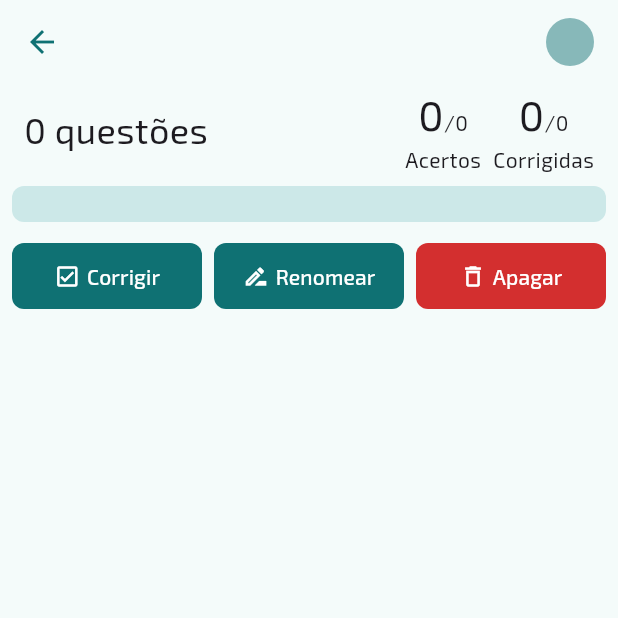
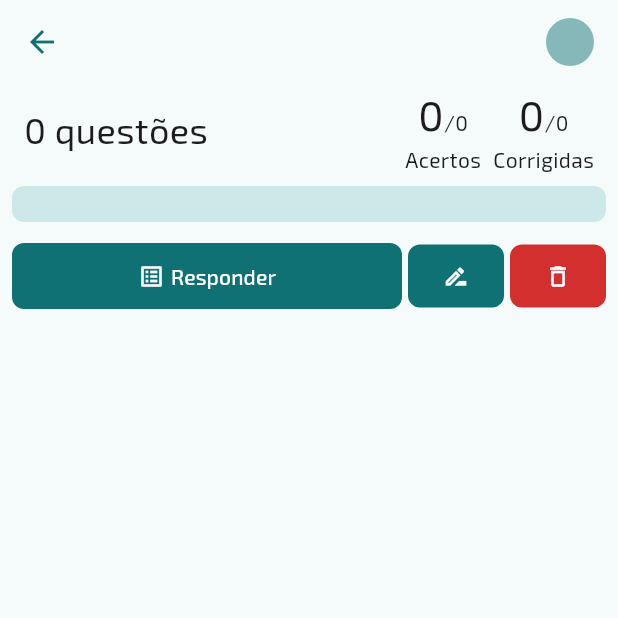
Before and after one commit to br-adriel/flutter-meu-gabarito, a Flutter app: the GabaritoScreen screen opened directly with empty values, after a tap on "Corrigir", on a phone screen of 412 x 824 dp, the top half of it. Run offline on Flutter 3.47's test engine with Material 3 defaults, Android fonts, the phone set to English and light mode, and no system bars; our stand-ins replace cloud_firestore, email_validator, firebase_auth, firebase_core, firebase_storage, flutter_dotenv and 6 more; accounts and stored records are empty; generated files the repository leaves out were written again.

Commit message:
feat: Update GabaritoActions to handle question correction

```diff
--- a/lib/screens/gabarito.dart
+++ b/lib/screens/gabarito.dart
@@ -52,7 +52,7 @@ class GabaritoScreen extends HookWidget {
                     taxaCorrecao: store.gabarito?.porcentagemCorrigidas ?? 0.0,
                   ),
                   const SizedBox(height: 12),
-                  GabaritoActions(store.gabarito!),
+                  GabaritoActions(),
                   const SizedBox(height: 12),
                   ...store.questoes.map((q) => QuestaoCard(q)),
                 ],
--- a/lib/widgets/gabarito_actions.dart
+++ b/lib/widgets/gabarito_actions.dart
@@ -1,7 +1,6 @@
 import 'package:flutter/material.dart';
 import 'package:flutter_hooks/flutter_hooks.dart';
 import 'package:flutter_mobx/flutter_mobx.dart';
-import 'package:meu_gabarito/classes/gabarito.dart';
 import 'package:meu_gabarito/store/gabaritos/gabaritos.dart';
 import 'package:meu_gabarito/store/main.dart';
 import 'package:meu_gabarito/themes/styles/button_styles.dart';
@@ -29,39 +28,52 @@ void handlePromise(Future<void> promise, BuildContext context, Gabaritos store,
 }
 
 class GabaritoActions extends HookWidget {
-  final Gabarito gabarito;
   final renameTC = TextEditingController();
 
-  GabaritoActions(this.gabarito, {super.key});
+  GabaritoActions({super.key});
 
   @override
   Widget build(BuildContext context) {
     Gabaritos store = Provider.of<MainStore>(context).gabaritos;
 
     useEffect(() {
-      renameTC.text = gabarito.nome ?? '';
+      renameTC.text = store.gabarito?.nome ?? '';
       return null;
     });
 
     return Row(
       children: [
-        Expanded(
-          child: FilledButton(
-            onPressed: () {},
-            child: const Row(
-              mainAxisAlignment: MainAxisAlignment.center,
-              crossAxisAlignment: CrossAxisAlignment.center,
-              children: [
-                Icon(Icons.check_box_outlined),
-                SizedBox(width: 4),
-                Text('Corrigir'),
-              ],
+        Observer(
+          builder: (context) => Expanded(
+            child: FilledButton(
+              onPressed: () {
+                if (store.isCorrectionModeEnabled) {
+                  store.disableCorrectionMode();
+                  return;
+                }
+                store.enableCorrectionMode();
+              },
+              child: Row(
+                mainAxisAlignment: MainAxisAlignment.center,
+                crossAxisAlignment: CrossAxisAlignment.center,
+                children: [
+                  Icon(store.isCorrectionModeEnabled
+                      ? Icons.list_alt_outlined
+                      : Icons.check_box_outlined),
+                  const SizedBox(width: 4),
+                  Text(
+                    store.isCorrectionModeEnabled ? 'Responder' : 'Corrigir',
+                  ),
+                ],
+              ),
             ),
           ),
         ),
-        const SizedBox(width: 8),
-        Expanded(
+        const SizedBox(width: 4),
+        Tooltip(
+          message: 'Renomear',
           child: FilledButton(
+            style: filledButtonStyle,
             onPressed: () {
               showDialog(
                 context: context,
@@ -84,7 +96,8 @@ class GabaritoActions extends HookWidget {
                       onPressed: () {
                         if (validateRequired(renameTC.text) == null) {
                           handlePromise(
-                            store.renameGabarito(gabarito.id!, renameTC.text),
+                            store.renameGabarito(
+                                store.gabarito?.id ?? '-', renameTC.text),
                             context,
                             store,
                             popAmout: 1,
@@ -97,21 +110,14 @@ class GabaritoActions extends HookWidget {
                 ),
               );
             },
-            child: const Row(
-              mainAxisAlignment: MainAxisAlignment.center,
-              crossAxisAlignment: CrossAxisAlignment.center,
-              children: [
-                Icon(Icons.drive_file_rename_outline_outlined),
-                SizedBox(width: 4),
-                Text('Renomear'),
-              ],
-            ),
+            child: const Icon(Icons.drive_file_rename_outline_outlined),
           ),
         ),
-        const SizedBox(width: 8),
-        Expanded(
+        const SizedBox(width: 4),
+        Tooltip(
+          message: 'Apagar',
           child: FilledButton(
-            style: ButtonStyle(
+            style: filledButtonStyle.copyWith(
               backgroundColor: MaterialStatePropertyAll(Colors.red[700]),
             ),
             onPressed: () {
@@ -121,7 +127,8 @@ class GabaritoActions extends HookWidget {
                   builder: (context) => AlertDialog(
                     title: store.isLoading
                         ? const Text('Apagando gabarito...')
-                        : Text('Apagar gabarito "${gabarito.nome}"?'),
+                        : Text(
+                            'Apagar gabarito "${store.gabarito?.nome ?? ''}"?'),
                     content: store.isLoading
                         ? const Row(
                             mainAxisAlignment: MainAxisAlignment.center,
@@ -137,7 +144,8 @@ class GabaritoActions extends HookWidget {
                             FilledButton(
                               onPressed: () {
                                 handlePromise(
-                                  store.deleteGabarito(gabarito.id!),
+                                  store.deleteGabarito(
+                                      store.gabarito?.id ?? '-'),
                                   context,
                                   store,
                                 );
@@ -150,15 +158,7 @@ class GabaritoActions extends HookWidget {
                 ),
               );
             },
-            child: const Row(
-              mainAxisAlignment: MainAxisAlignment.center,
-              crossAxisAlignment: CrossAxisAlignment.center,
-              children: [
-                Icon(Icons.delete_outline),
-                SizedBox(width: 4),
-                Text('Apagar'),
-              ],
-            ),
+            child: const Icon(Icons.delete_outline),
           ),
         ),
       ],
```
